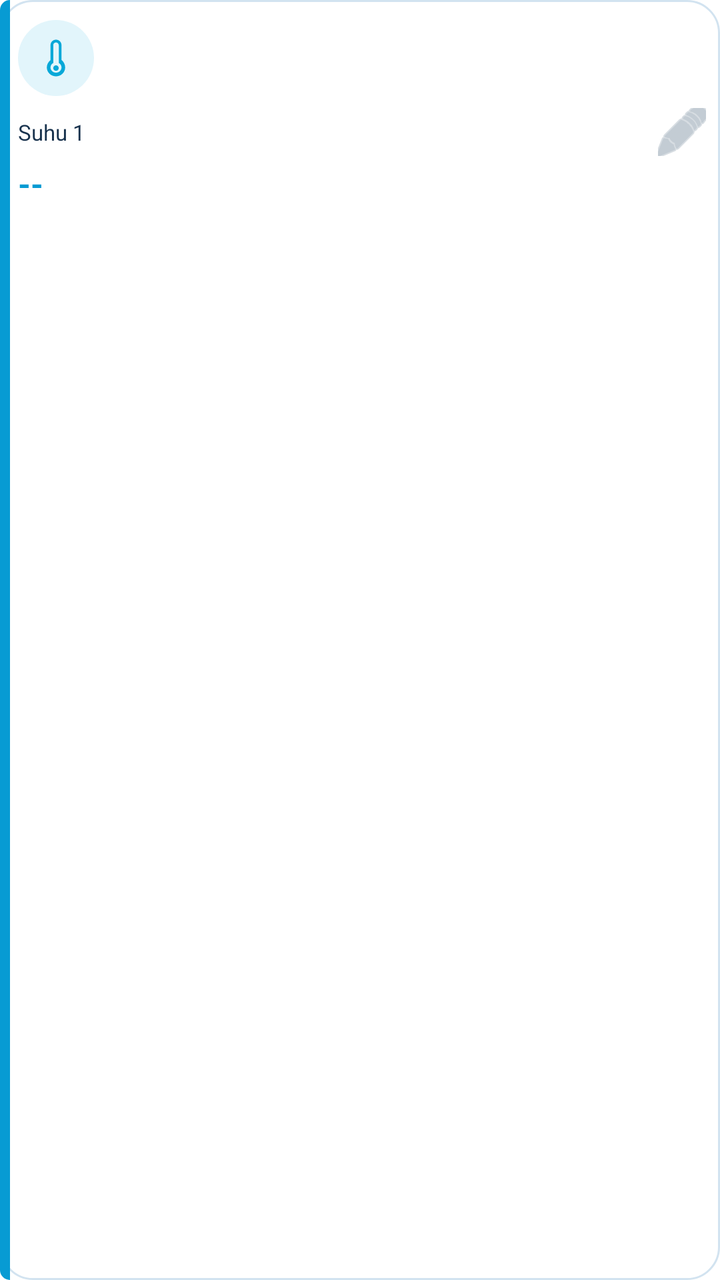
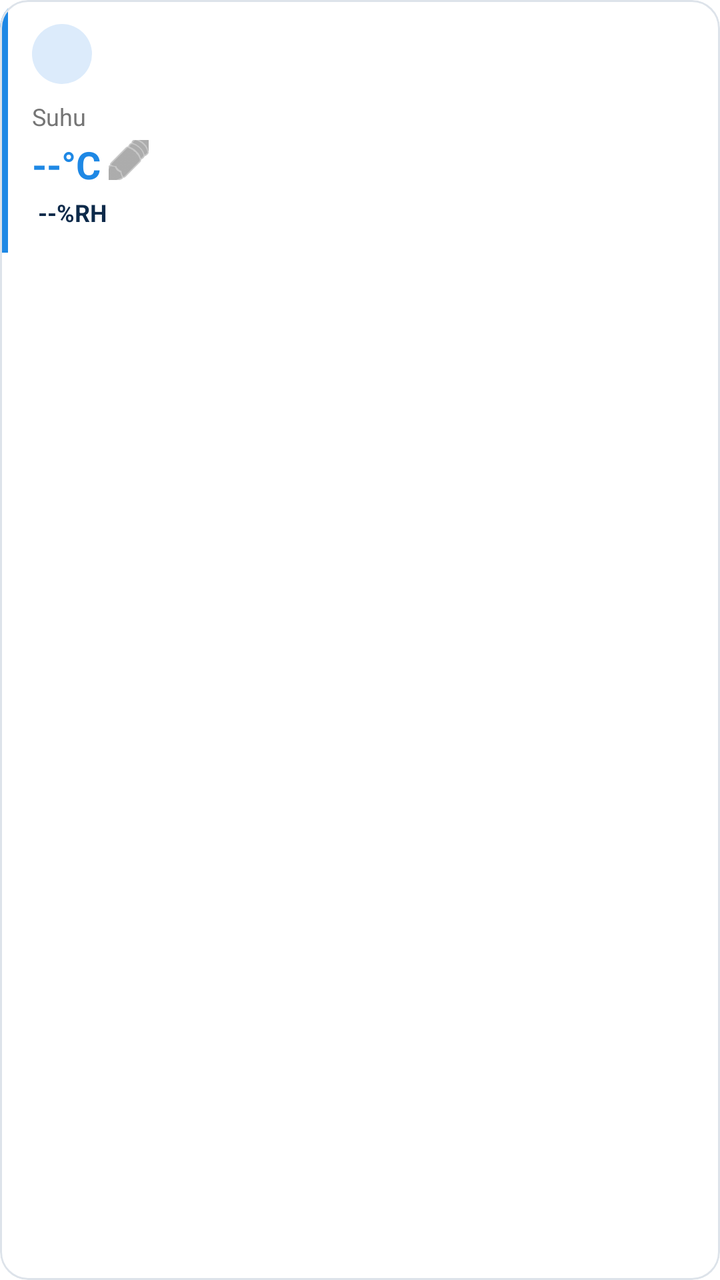

Compare the two renders of this Android layout. The source of the first and the diff that turns it into the second are given below.
<!-- AndroidManifest.xml: application theme Theme.SmartHomeIot -->
<!-- res/layout/item_suhu_card.xml -->
<?xml version="1.0" encoding="utf-8"?>
<FrameLayout xmlns:android="http://schemas.android.com/apk/res/android"
    xmlns:app="http://schemas.android.com/apk/res-auto"
    android:layout_width="match_parent"
    android:layout_height="wrap_content"
    android:minHeight="148dp"
    android:background="@drawable/bg_sensor_card">

    <LinearLayout
        android:layout_width="match_parent"
        android:layout_height="match_parent"
        android:orientation="vertical"
        android:paddingStart="9dp"
        android:paddingEnd="7dp"
        android:paddingTop="10dp"
        android:paddingBottom="8dp">

        <FrameLayout
            android:layout_width="38dp"
            android:layout_height="38dp"
            android:background="@drawable/bg_icon_circle">
            <ImageView
                android:layout_width="22dp"
                android:layout_height="22dp"
                android:layout_gravity="center"
                android:src="@drawable/ic_temperature"
                android:contentDescription="Temperature" />
        </FrameLayout>

        <LinearLayout
            android:layout_width="match_parent"
            android:layout_height="wrap_content"
            android:orientation="horizontal"
            android:gravity="center_vertical"
            android:layout_marginTop="6dp">
            <TextView
                android:id="@+id/tvSuhuTitle"
                android:layout_width="0dp"
                android:layout_height="wrap_content"
                android:layout_weight="1"
                android:text="Suhu 1"
                android:textSize="11sp"
                android:textColor="@color/darkNavy"
                android:maxLines="1" />
            <ImageButton
                android:id="@+id/btnEditSuhuTitle"
                android:layout_width="24dp"
                android:layout_height="24dp"
                android:background="?attr/selectableItemBackgroundBorderless"
                android:contentDescription="Edit nama sensor"
                android:padding="4dp"
                android:src="@android:drawable/ic_menu_edit"
                app:tint="#9BAAB7" />
        </LinearLayout>

        <TextView
            android:id="@+id/tvSuhuValue"
            android:layout_width="match_parent"
            android:layout_height="wrap_content"
            android:layout_marginTop="3dp"
            android:text="--"
            android:textSize="16sp"
            android:textStyle="bold"
            android:textColor="@color/accentCyan"
            android:maxLines="2" />
    </LinearLayout>
</FrameLayout>
<!-- resources referenced by this layout -->
<resources>
  <color name="accentCyan">#079BD3</color>
  <color name="darkNavy">#18324D</color>
  <!-- drawable bg_icon_circle (drawable) -->
  <shape xmlns:android="http://schemas.android.com/apk/res/android" android:shape="oval">
      <solid android:color="#E2F5FB" />
  </shape>
  <!-- drawable bg_sensor_card (drawable) -->
  <layer-list xmlns:android="http://schemas.android.com/apk/res/android">
      <item>
          <shape android:shape="rectangle">
              <solid android:color="#FFFFFF" />
              <corners android:radius="16dp" />
              <stroke android:width="1dp" android:color="#D2E3F0" />
          </shape>
      </item>
      <item android:gravity="start" android:width="5dp">
          <shape android:shape="rectangle">
              <solid android:color="#079BD3" />
              <corners android:topLeftRadius="16dp" android:bottomLeftRadius="16dp" />
          </shape>
      </item>
  </layer-list>
  <!-- drawable ic_temperature (drawable) -->
  <vector xmlns:android="http://schemas.android.com/apk/res/android" android:width="24dp" android:height="24dp" android:viewportWidth="24" android:viewportHeight="24">
      <path android:fillColor="#08A8D8" android:pathData="M15,13V5c0,-1.66 -1.34,-3 -3,-3S9,3.34 9,5v8.17c-1.21,0.91 -2,2.35 -2,3.98C7,19.83 9.24,22 12,22s5,-2.17 5,-4.85c0,-1.63 -0.79,-3.07 -2,-4.15zM12,20c-1.66,0 -3,-1.28 -3,-2.85 0,-1.04 0.58,-1.95 1.5,-2.44V5c0,-0.83 0.67,-1.5 1.5,-1.5S13.5,4.17 13.5,5v9.71c0.92,0.49 1.5,1.4 1.5,2.44C15,18.72 13.66,20 12,20zM12,16c-0.83,0 -1.5,0.67 -1.5,1.5S11.17,19 12,19s1.5,-0.67 1.5,-1.5S12.83,16 12,16z"/>
  </vector>
  <style name="Theme.SmartHomeIot" parent="Theme.MaterialComponents.DayNight.NoActionBar">
          <item name="colorPrimary">#159BD0</item>
          <item name="colorPrimaryVariant">#0E2038</item>
          <item name="colorOnPrimary">#FFFFFF</item>
          <item name="colorSecondary">#18A9D8</item>
          <item name="android:statusBarColor">#0A1729</item>
          <item name="android:navigationBarColor">#0A1729</item>
          <item name="android:windowLightStatusBar">false</item>
          <item name="android:windowLightNavigationBar">false</item>
      </style>
</resources>

<!-- the commit's change to res/layout/item_suhu_card.xml (unified diff, before → after) -->
@@ -1,67 +1,107 @@
 <?xml version="1.0" encoding="utf-8"?>
-<FrameLayout xmlns:android="http://schemas.android.com/apk/res/android"
+<com.google.android.material.card.MaterialCardView xmlns:android="http://schemas.android.com/apk/res/android"
     xmlns:app="http://schemas.android.com/apk/res-auto"
+    xmlns:tools="http://schemas.android.com/tools"
     android:layout_width="match_parent"
     android:layout_height="wrap_content"
-    android:minHeight="148dp"
-    android:background="@drawable/bg_sensor_card">
+    app:cardCornerRadius="14dp"
+    app:cardElevation="0dp"
+    app:strokeWidth="1dp"
+    app:strokeColor="@color/dividerLine"
+    app:cardBackgroundColor="@color/cardBackground">
 
     <LinearLayout
         android:layout_width="match_parent"
-        android:layout_height="match_parent"
-        android:orientation="vertical"
-        android:paddingStart="9dp"
-        android:paddingEnd="7dp"
-        android:paddingTop="10dp"
-        android:paddingBottom="8dp">
+        android:layout_height="wrap_content"
+        android:orientation="horizontal">
 
-        <FrameLayout
-            android:layout_width="38dp"
-            android:layout_height="38dp"
-            android:background="@drawable/bg_icon_circle">
-            <ImageView
-                android:layout_width="22dp"
-                android:layout_height="22dp"
-                android:layout_gravity="center"
-                android:src="@drawable/ic_temperature"
-                android:contentDescription="Temperature" />
-        </FrameLayout>
+        
+        <View
+            android:layout_width="4dp"
+            android:layout_height="match_parent"
+            android:background="@color/iconCircleBlue" />
 
         <LinearLayout
             android:layout_width="match_parent"
             android:layout_height="wrap_content"
-            android:orientation="horizontal"
-            android:gravity="center_vertical"
-            android:layout_marginTop="6dp">
+            android:orientation="vertical"
+            android:padding="12dp">
+
+            <TextView
+                android:layout_width="30dp"
+                android:layout_height="30dp"
+                android:background="@drawable/bg_icon_circle"
+                android:backgroundTint="#DCEBFB"
+                android:gravity="center"
+                android:text="\uD83C\uDF21\uFE0F"
+                android:textSize="14sp" />
+
             <TextView
                 android:id="@+id/tvSuhuTitle"
-                android:layout_width="0dp"
+                android:layout_width="wrap_content"
                 android:layout_height="wrap_content"
-                android:layout_weight="1"
-                android:text="Suhu 1"
-                android:textSize="11sp"
-                android:textColor="@color/darkNavy"
+                android:layout_marginTop="8dp"
+                android:text="Suhu"
+                android:textSize="12sp"
+                android:textColor="@color/mutedText"
                 android:maxLines="1" />
-            <ImageButton
-                android:id="@+id/btnEditSuhuTitle"
-                android:layout_width="24dp"
-                android:layout_height="24dp"
-                android:background="?attr/selectableItemBackgroundBorderless"
-                android:contentDescription="Edit nama sensor"
-                android:padding="4dp"
-                android:src="@android:drawable/ic_menu_edit"
-                app:tint="#9BAAB7" />
+
+            <LinearLayout
+                android:layout_width="wrap_content"
+                android:layout_height="wrap_content"
+                android:orientation="horizontal"
+                android:gravity="center_vertical">
+
+                <TextView
+                    android:id="@+id/tvSuhuValue"
+                    android:layout_width="wrap_content"
+                    android:layout_height="wrap_content"
+                    android:layout_marginTop="2dp"
+                    android:text="--\u00B0C"
+                    android:textSize="19sp"
+                    android:textStyle="bold"
+                    android:textColor="@color/iconCircleBlue" />
+
+                <ImageButton
+                    android:id="@+id/btnEditSuhuTitle"
+                    android:layout_width="20dp"
+                    android:layout_height="20dp"
+                    android:layout_marginStart="4dp"
+                    android:background="?attr/selectableItemBackgroundBorderless"
+                    android:contentDescription="Edit nama sensor"
+                    android:padding="3dp"
+                    android:src="@android:drawable/ic_menu_edit"
+                    app:tint="@color/mutedText" />
+
+            </LinearLayout>
+
+            <LinearLayout
+                android:layout_width="wrap_content"
+                android:layout_height="wrap_content"
+                android:orientation="horizontal"
+                android:gravity="center_vertical"
+                android:layout_marginTop="4dp">
+
+                <TextView
+                    android:layout_width="wrap_content"
+                    android:layout_height="wrap_content"
+                    android:text="\uD83D\uDCA7"
+                    android:textSize="12sp"
+                    android:layout_marginEnd="3dp" />
+
+                <TextView
+                    android:id="@+id/tvKelembabanValue"
+                    android:layout_width="wrap_content"
+                    android:layout_height="wrap_content"
+                    android:text="--%RH"
+                    android:textSize="12sp"
+                    android:textStyle="bold"
+                    android:textColor="@color/darkNavy" />
+
+            </LinearLayout>
+
         </LinearLayout>
 
-        <TextView
-            android:id="@+id/tvSuhuValue"
-            android:layout_width="match_parent"
-            android:layout_height="wrap_content"
-            android:layout_marginTop="3dp"
-            android:text="--"
-            android:textSize="16sp"
-            android:textStyle="bold"
-            android:textColor="@color/accentCyan"
-            android:maxLines="2" />
     </LinearLayout>
-</FrameLayout>
+
+</com.google.android.material.card.MaterialCardView>
<!-- resource entries referenced after the edit -->
@@ -1,40 +1,22 @@
 <!-- resources referenced by this layout -->
 <resources>
-  <color name="accentCyan">#079BD3</color>
-  <color name="darkNavy">#18324D</color>
+  <color name="cardBackground">#FFFFFF</color>
+  <color name="darkNavy">#0D2A4A</color>
+  <color name="dividerLine">#DDE3EA</color>
+  <color name="iconCircleBlue">#1E88E5</color>
+  <color name="mutedText">#757575</color>
   <!-- drawable bg_icon_circle (drawable) -->
-  <shape xmlns:android="http://schemas.android.com/apk/res/android" android:shape="oval">
-      <solid android:color="#E2F5FB" />
+  <?xml version="1.0" encoding="utf-8"?>
+  <shape xmlns:android="http://schemas.android.com/apk/res/android"
+      android:shape="oval">
+      <solid android:color="@color/iconCircleBlue" />
   </shape>
-  <!-- drawable bg_sensor_card (drawable) -->
-  <layer-list xmlns:android="http://schemas.android.com/apk/res/android">
-      <item>
-          <shape android:shape="rectangle">
-              <solid android:color="#FFFFFF" />
-              <corners android:radius="16dp" />
-              <stroke android:width="1dp" android:color="#D2E3F0" />
-          </shape>
-      </item>
-      <item android:gravity="start" android:width="5dp">
-          <shape android:shape="rectangle">
-              <solid android:color="#079BD3" />
-              <corners android:topLeftRadius="16dp" android:bottomLeftRadius="16dp" />
-          </shape>
-      </item>
-  </layer-list>
-  <!-- drawable ic_temperature (drawable) -->
-  <vector xmlns:android="http://schemas.android.com/apk/res/android" android:width="24dp" android:height="24dp" android:viewportWidth="24" android:viewportHeight="24">
-      <path android:fillColor="#08A8D8" android:pathData="M15,13V5c0,-1.66 -1.34,-3 -3,-3S9,3.34 9,5v8.17c-1.21,0.91 -2,2.35 -2,3.98C7,19.83 9.24,22 12,22s5,-2.17 5,-4.85c0,-1.63 -0.79,-3.07 -2,-4.15zM12,20c-1.66,0 -3,-1.28 -3,-2.85 0,-1.04 0.58,-1.95 1.5,-2.44V5c0,-0.83 0.67,-1.5 1.5,-1.5S13.5,4.17 13.5,5v9.71c0.92,0.49 1.5,1.4 1.5,2.44C15,18.72 13.66,20 12,20zM12,16c-0.83,0 -1.5,0.67 -1.5,1.5S11.17,19 12,19s1.5,-0.67 1.5,-1.5S12.83,16 12,16z"/>
-  </vector>
   <style name="Theme.SmartHomeIot" parent="Theme.MaterialComponents.DayNight.NoActionBar">
-          <item name="colorPrimary">#159BD0</item>
-          <item name="colorPrimaryVariant">#0E2038</item>
+          <item name="colorPrimary">#1976D2</item>
+          <item name="colorPrimaryVariant">#1565C0</item>
           <item name="colorOnPrimary">#FFFFFF</item>
-          <item name="colorSecondary">#18A9D8</item>
-          <item name="android:statusBarColor">#0A1729</item>
-          <item name="android:navigationBarColor">#0A1729</item>
-          <item name="android:windowLightStatusBar">false</item>
-          <item name="android:windowLightNavigationBar">false</item>
+          <item name="colorSecondary">#2E7D32</item>
+          <item name="android:statusBarColor">#1565C0</item>
       </style>
 </resources>
 
